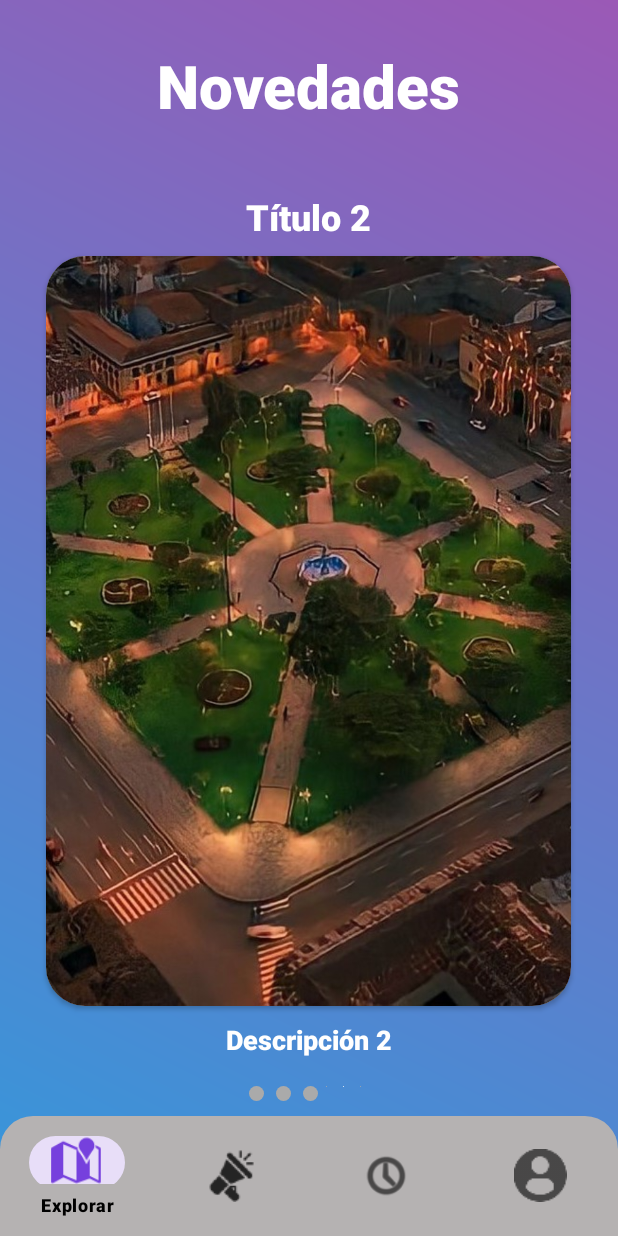
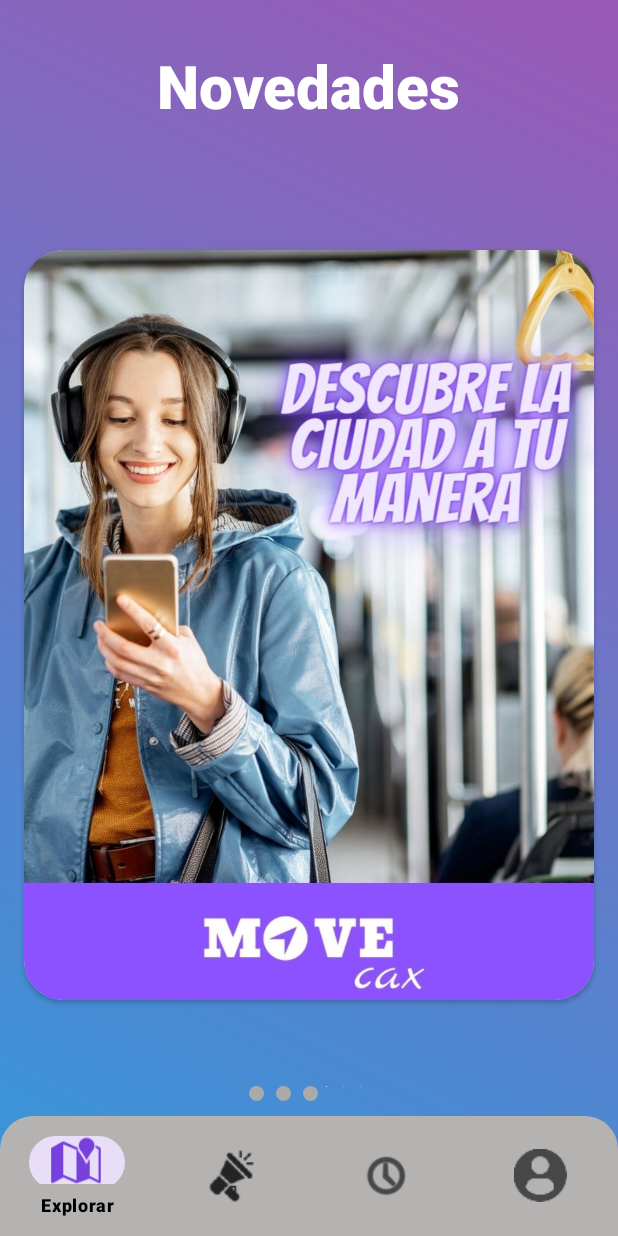
Before and after one commit to Sarethjs/MoveCax, an Android app: the fragment FavoritoFragment placed in its activity, on a phone screen of 412 x 824 dp. Run offline under Robolectric (Android 15) with nearby library versions, the phone set to English and light mode, and no system bars; pictures from the network do not load; 12 statements that could not run were skipped.

Commit message:
Design novedades

```diff
--- a/app/src/main/java/dev/movecax/Fragment/FavoritoFragment.java
+++ b/app/src/main/java/dev/movecax/Fragment/FavoritoFragment.java
@@ -22,7 +22,7 @@ public class FavoritoFragment extends Fragment {
     private TextView descriptionTextView;
     private int currentIndex = 0;
 
-    private int[] imageResIds = {R.drawable.city, R.drawable.plaza, R.drawable.logo};
+    private int[] imageResIds = {R.drawable.anun1, R.drawable.anun2, R.drawable.anun3};
     private String[] titles = {"Título 1", "Título 2", "Título 3"};
     private String[] descriptions = {"Descripción 1", "Descripción 2", "Descripción 3"};
 
@@ -53,7 +53,7 @@ public class FavoritoFragment extends Fragment {
         // Configura la animación del ViewFlipper
         viewFlipper.setInAnimation(getContext(), android.R.anim.slide_in_left);
         viewFlipper.setOutAnimation(getContext(), android.R.anim.slide_out_right);
-        viewFlipper.setFlipInterval(3000); // Cambia a la duración deseada en milisegundos
+        viewFlipper.setFlipInterval(4000); // Cambia a la duración deseada en milisegundos
         viewFlipper.setAutoStart(true);
 
         // Inicia la rotación de imágenes
@@ -98,9 +98,9 @@ public class FavoritoFragment extends Fragment {
                 Log.d("DotSelector", "Selected index: " + currentIndex);
 
                 // Programa la próxima rotación después de un tiempo
-                handler.postDelayed(this, 3000); // Cambia a la duración deseada en milisegundos
+                handler.postDelayed(this, 4000); // Cambia a la duración deseada en milisegundos
             }
-        }, 1000); // Inicia la rotación después de un tiempo inicial (en este caso, 1 segundo)
+        }, 4000); // Inicia la rotación después de un tiempo inicial (en este caso, 1 segundo)
     }
 
 
--- a/app/src/main/res/layout/fragment_second.xml
+++ b/app/src/main/res/layout/fragment_second.xml
@@ -33,11 +33,12 @@
             android:textColor="@android:color/white"
             android:fontFamily="sans-serif-black"
             android:layout_marginTop="10dp"
-            android:gravity="center_horizontal"/>
+            android:gravity="center_horizontal"
+            android:visibility="gone"/>
 
         <!-- Agrega el ViewFlipper para las imágenes dentro de un CardView -->
         <androidx.cardview.widget.CardView
-            android:layout_width="350dp"
+            android:layout_width="380dp"
             android:layout_height="500dp"
             android:layout_marginTop="10dp"
             app:cardCornerRadius="26dp"
@@ -64,7 +65,8 @@
             android:textColor="@android:color/white"
             android:fontFamily="sans-serif-black"
             android:layout_marginTop="10dp"
-            android:gravity="center_horizontal"/>
+            android:gravity="center_horizontal"
+            android:visibility="gone"/>
 
     </LinearLayout>
 
```
Also changed, not shown: app/src/main/res/drawable-hdpi/ic_action_bug.png (added), app/src/main/res/drawable-mdpi/ic_action_bug.png (added), app/src/main/res/drawable-xhdpi/ic_action_bug.png (added), app/src/main/res/drawable-xxhdpi/ic_action_bug.png (added), app/src/main/res/drawable-xxxhdpi/ic_action_bug.png (added), app/src/main/res/drawable/anun1.jpg (added), app/src/main/res/drawable/anun2.jpg (added), app/src/main/res/drawable/anun3.jpg (added).
